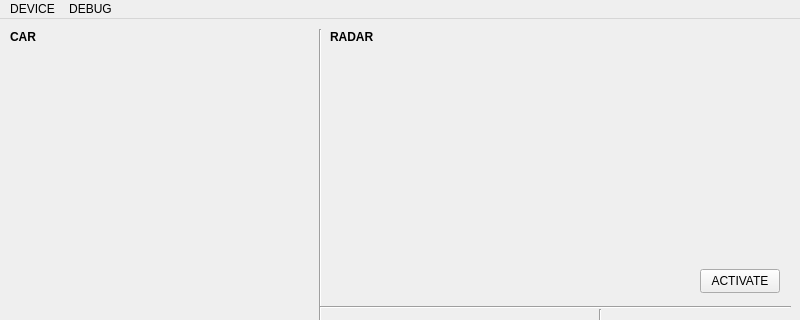
Before: the Qt Designer form qt - software/mainwindow.ui in BuffaGonzalo/Robot-Autonomo, drawn with Qt 5; both pictures show x 0 to 800 and y 0 to 320 of the 800 by 650 pixel window.
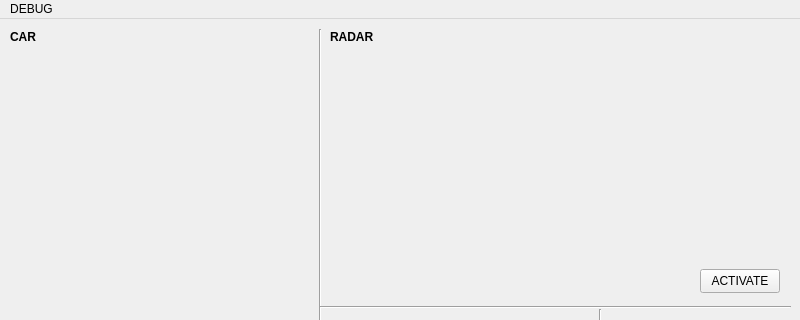
After: the same form once the commit is applied. Icons and pictures are not drawn.

The edit to the form file:
```diff
--- a/qt - software/mainwindow.ui
+++ b/qt - software/mainwindow.ui
@@ -806,13 +806,6 @@
      <height>21</height>
     </rect>
    </property>
-   <widget class="QMenu" name="menuDEVICE">
-    <property name="title">
-     <string>DEVICE</string>
-    </property>
-    <addaction name="actionQUIT"/>
-    <addaction name="actionHELP"/>
-   </widget>
    <widget class="QMenu" name="menuDEBUG">
     <property name="title">
      <string>DEBUG</string>
@@ -820,7 +813,6 @@
     <addaction name="actionPROTOCOL_DATA"/>
     <addaction name="actionCAR_MODE"/>
    </widget>
-   <addaction name="menuDEVICE"/>
    <addaction name="menuDEBUG"/>
   </widget>
   <widget class="QStatusBar" name="statusBar"/>
```
Left out of the diff: 15 changed lines with no effect on the pictures.
